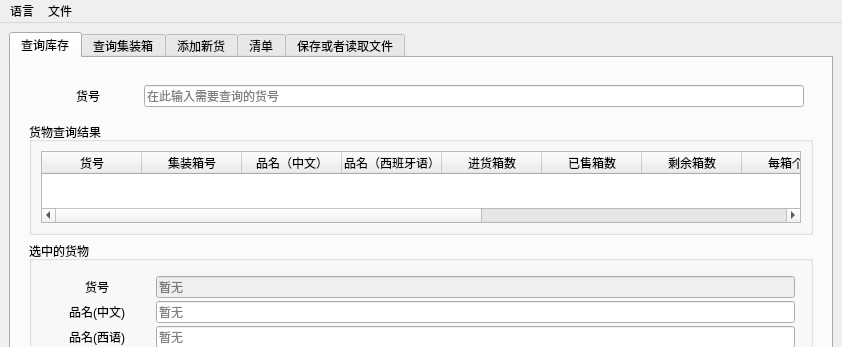
First picture: the form in CompanyStroageManagement/mainwindow.ui, repository linxinwNeo/CompanyStroageManagement, before the edit; both pictures show x 0 to 842 and y 0 to 347 of the 842 by 542 pixel window.
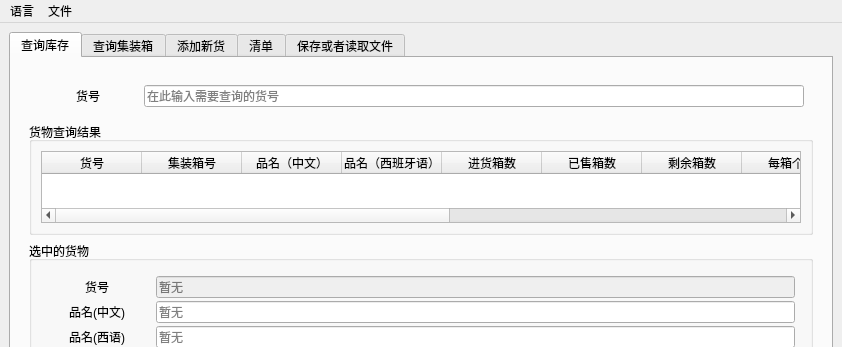
Second picture: the form after the edit.

Diff of the .ui file:
```diff
--- a/CompanyStroageManagement/mainwindow.ui
+++ b/CompanyStroageManagement/mainwindow.ui
@@ -167,6 +167,11 @@
                   <string>单价</string>
                  </property>
                 </column>
+                <column>
+                 <property name="text">
+                  <string>上次修改时间</string>
+                 </property>
+                </column>
                </widget>
               </item>
              </layout>
```
Left out of the diff: 5 changed lines with no effect on the pictures.
